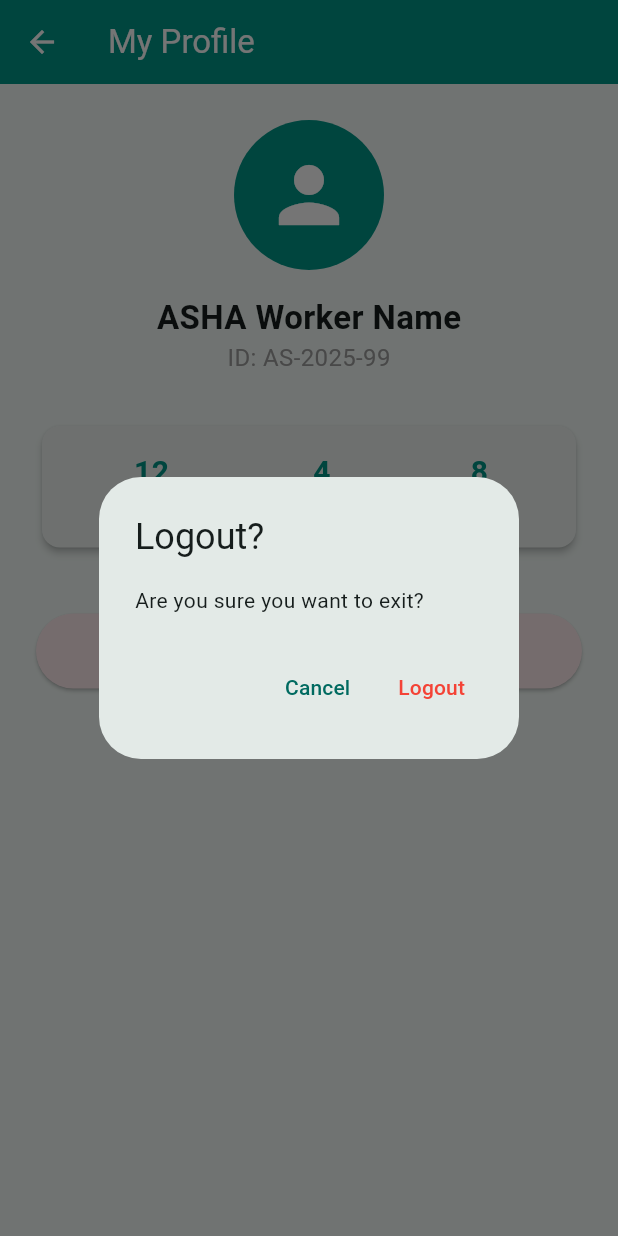
After one commit to omsapate23/Shayak-setu, a Flutter app: the ProfileScreen screen opened directly, after a tap on "LOGOUT", on a phone screen of 412 x 824 dp. The commit adds this screen. Run offline on Flutter 3.47's test engine with Material 3 defaults, Android fonts, the phone set to English and light mode, and no system bars; our stand-ins replace cloud_firestore, firebase_core; accounts and stored records are empty.

Commit message:
added profile page

```diff
--- a/sahayak_setu/lib/dashboard_screen.dart
+++ b/sahayak_setu/lib/dashboard_screen.dart
@@ -1,3 +1,4 @@
+import 'profile_screen.dart';
 import 'package:flutter/material.dart';
 import 'package:cloud_firestore/cloud_firestore.dart';
 
@@ -7,10 +8,23 @@ class DashboardScreen extends StatelessWidget {
   @override
   Widget build(BuildContext context) {
     return Scaffold(
-      appBar: AppBar(
+    appBar: AppBar(
         title: const Text("ASHA Dashboard"),
         backgroundColor: Colors.teal,
         foregroundColor: Colors.white,
+        actions: [
+          // PROFILE ICON BUTTON
+          IconButton(
+            icon: const Icon(Icons.account_circle, size: 30),
+            onPressed: () {
+              Navigator.push(
+                context,
+                MaterialPageRoute(builder: (context) => const ProfileScreen()),
+              );
+            },
+          ),
+          const SizedBox(width: 10), // A little spacing
+        ],
       ),
       backgroundColor: Colors.grey[100],
 
--- /dev/null
+++ b/sahayak_setu/lib/profile_screen.dart
@@ -0,0 +1,110 @@
+import 'package:flutter/material.dart';
+import 'login_screen.dart'; // Import Login to navigate back
+
+class ProfileScreen extends StatelessWidget {
+  const ProfileScreen({super.key});
+
+  @override
+  Widget build(BuildContext context) {
+    return Scaffold(
+      appBar: AppBar(
+        title: const Text("My Profile"),
+        backgroundColor: Colors.teal,
+        foregroundColor: Colors.white,
+      ),
+      body: SingleChildScrollView(
+        padding: const EdgeInsets.all(24),
+        child: Column(
+          children: [
+            // 1. PROFILE PICTURE
+            const CircleAvatar(
+              radius: 50,
+              backgroundColor: Colors.teal,
+              child: Icon(Icons.person, size: 60, color: Colors.white),
+            ),
+            const SizedBox(height: 16),
+
+            // 2. NAME & ID
+            const Text(
+              "ASHA Worker Name",
+              style: TextStyle(fontSize: 22, fontWeight: FontWeight.bold),
+            ),
+            const Text(
+              "ID: AS-2025-99",
+              style: TextStyle(color: Colors.grey, fontSize: 16),
+            ),
+            const SizedBox(height: 30),
+
+            // 3. STATS CARD
+            Card(
+              elevation: 2,
+              child: Padding(
+                padding: const EdgeInsets.all(16.0),
+                child: Row(
+                  mainAxisAlignment: MainAxisAlignment.spaceAround,
+                  children: [
+                    _buildStat("Patients", "12"),
+                    _buildStat("Pending", "4"),
+                    _buildStat("Visits", "8"),
+                  ],
+                ),
+              ),
+            ),
+            const SizedBox(height: 40),
+
+            // 4. LOGOUT BUTTON
+            SizedBox(
+              width: double.infinity,
+              height: 50,
+              child: ElevatedButton.icon(
+                onPressed: () {
+                  // Show confirmation dialog
+                  showDialog(
+                    context: context,
+                    builder: (context) => AlertDialog(
+                      title: const Text("Logout?"),
+                      content: const Text("Are you sure you want to exit?"),
+                      actions: [
+                        TextButton(
+                          onPressed: () => Navigator.pop(context),
+                          child: const Text("Cancel"),
+                        ),
+                        TextButton(
+                          onPressed: () {
+                            // Navigate explicitly to Login and remove all back-history
+                            Navigator.pushAndRemoveUntil(
+                              context,
+                              MaterialPageRoute(builder: (context) => const LoginScreen()),
+                              (route) => false,
+                            );
+                          },
+                          child: const Text("Logout", style: TextStyle(color: Colors.red)),
+                        ),
+                      ],
+                    ),
+                  );
+                },
+                icon: const Icon(Icons.logout),
+                label: const Text("LOGOUT"),
+                style: ElevatedButton.styleFrom(
+                  backgroundColor: Colors.red[50],
+                  foregroundColor: Colors.red,
+                ),
+              ),
+            ),
+          ],
+        ),
+      ),
+    );
+  }
+
+  // Helper widget for the Stats row
+  Widget _buildStat(String label, String value) {
+    return Column(
+      children: [
+        Text(value, style: const TextStyle(fontSize: 20, fontWeight: FontWeight.bold, color: Colors.teal)),
+        Text(label, style: const TextStyle(color: Colors.grey)),
+      ],
+    );
+  }
+}
```
